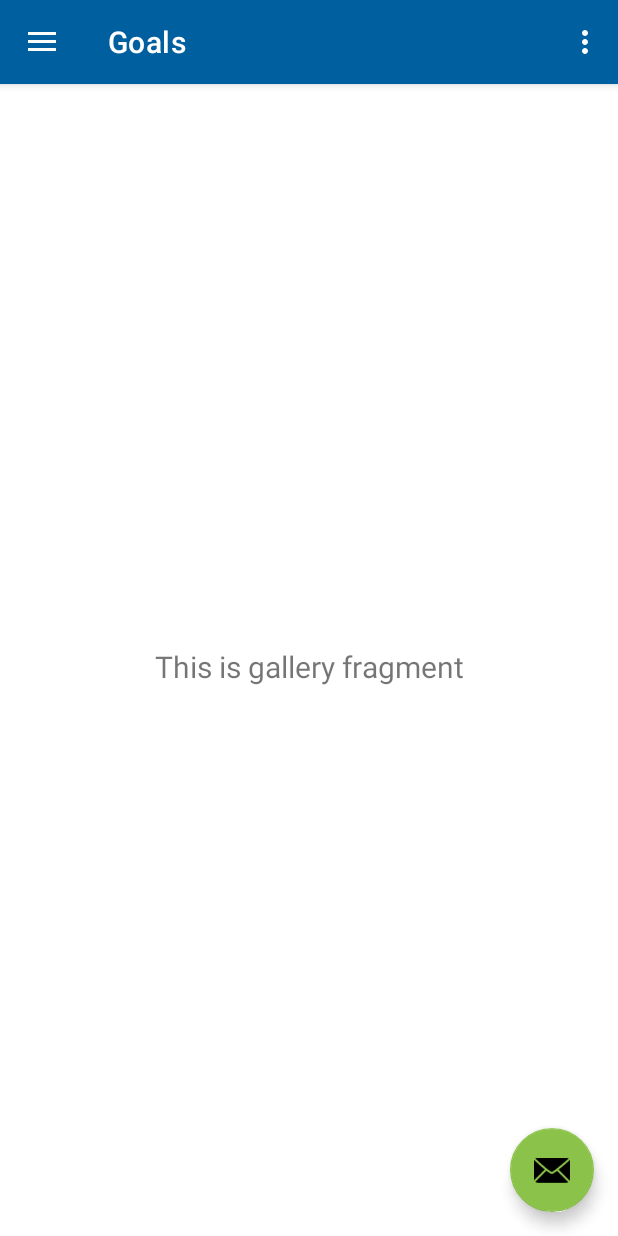
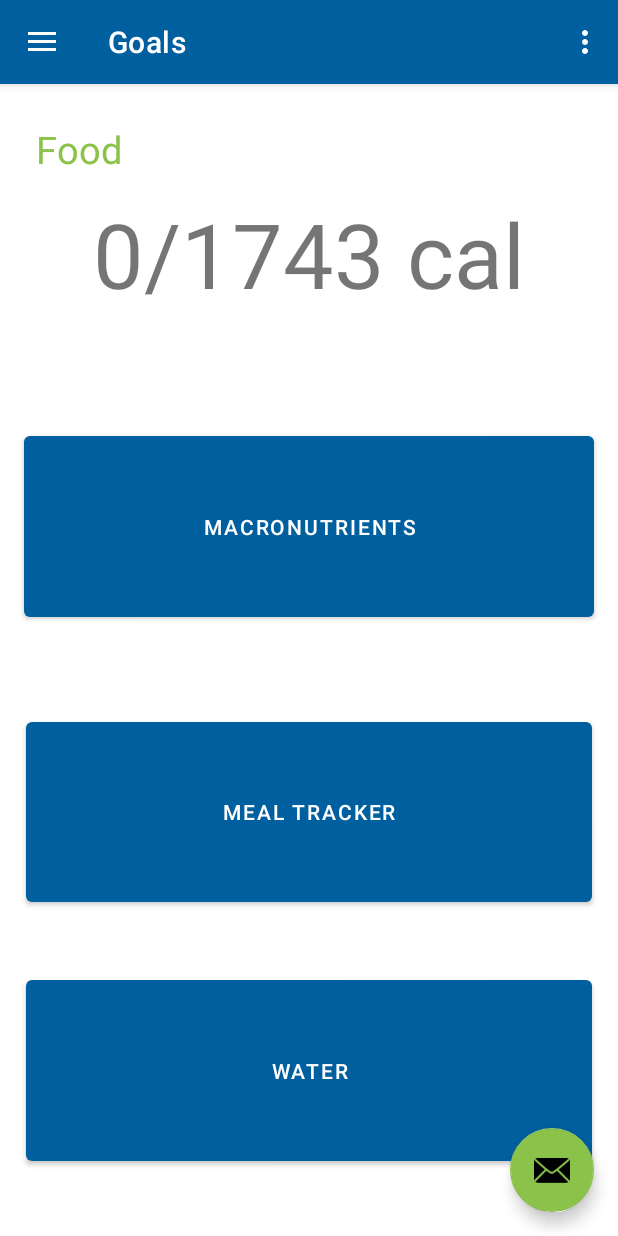
Before and after one commit to Gambelle/Wellness-App, an Android app: the screen it shows after launch (MainActivity), in the side drawer, after a tap on "Goals", on a phone screen of 412 x 824 dp. Run offline under Robolectric (Android 15) with nearby library versions, the phone set to English and light mode, and no system bars; our stand-ins replace navigation-ui.

Commit message:
adds goals button and almost working fragment change onClick Macronutrients

```diff
--- a/app/build.gradle
+++ b/app/build.gradle
@@ -37,6 +37,7 @@ dependencies {
     implementation 'androidx.navigation:navigation-ui:2.3.4'
     implementation 'androidx.lifecycle:lifecycle-livedata-ktx:2.3.1'
     implementation 'androidx.lifecycle:lifecycle-viewmodel-ktx:2.3.1'
+    implementation 'androidx.legacy:legacy-support-v4:1.0.0'
     testImplementation 'junit:junit:4.+'
     androidTestImplementation 'androidx.test.ext:junit:1.1.2'
     androidTestImplementation 'androidx.test.espresso:espresso-core:3.3.0'
--- a/app/src/main/res/drawable/side_nav_bar.xml
+++ b/app/src/main/res/drawable/side_nav_bar.xml
@@ -2,8 +2,8 @@
     android:shape="rectangle">
     <gradient
         android:angle="135"
-        android:centerColor="#009688"
-        android:endColor="#00695C"
-        android:startColor="#4DB6AC"
+        android:centerColor="#349BB5"
+        android:endColor="#1E5A6C"
+        android:startColor="#1E5A6C"
         android:type="linear" />
 </shape>
--- a/app/src/main/res/layout/fragment_gallery.xml
+++ b/app/src/main/res/layout/fragment_gallery.xml
@@ -6,6 +6,17 @@
     android:layout_height="match_parent"
     tools:context=".ui.gallery.GalleryFragment">
 
+    <FrameLayout
+        android:id="@+id/fragment"
+        android:layout_width="0dp"
+        android:layout_height="0dp"
+        app:layout_constraintBottom_toBottomOf="parent"
+        app:layout_constraintEnd_toEndOf="parent"
+        app:layout_constraintStart_toStartOf="parent"
+        app:layout_constraintTop_toTopOf="parent">
+
+    </FrameLayout>
+
     <TextView
         android:id="@+id/text_gallery"
         android:layout_width="match_parent"
@@ -13,10 +24,73 @@
         android:layout_marginStart="8dp"
         android:layout_marginTop="8dp"
         android:layout_marginEnd="8dp"
+        android:layout_marginBottom="75dp"
         android:textAlignment="center"
-        android:textSize="20sp"
+        android:textSize="60sp"
+        app:layout_constraintBottom_toTopOf="@+id/nutrients"
+        app:layout_constraintEnd_toEndOf="parent"
+        app:layout_constraintHorizontal_bias="0.0"
+        app:layout_constraintStart_toStartOf="parent"
+        app:layout_constraintTop_toBottomOf="@+id/Food"
+        app:layout_constraintVertical_bias="0.065" />
+
+    <Button
+        android:id="@+id/nutrients"
+        android:layout_width="0dp"
+        android:layout_height="0dp"
+        android:layout_marginStart="16dp"
+        android:layout_marginEnd="16dp"
+        android:layout_marginBottom="58dp"
+        android:text="Macronutrients"
+        app:layout_constraintBottom_toTopOf="@+id/mealTracker"
+        app:layout_constraintEnd_toEndOf="parent"
+        app:layout_constraintStart_toStartOf="parent"
+        app:layout_constraintTop_toBottomOf="@+id/text_gallery"
+        tools:ignore="MissingConstraints" />
+
+    <Button
+        android:id="@+id/mealTracker"
+        android:layout_width="0dp"
+        android:layout_height="0dp"
+        android:layout_marginStart="17dp"
+        android:layout_marginEnd="17dp"
+        android:layout_marginBottom="40dp"
+        android:text="Meal Tracker"
+        app:layout_constraintBottom_toTopOf="@+id/water"
+        app:layout_constraintEnd_toEndOf="parent"
+        app:layout_constraintStart_toStartOf="parent"
+        app:layout_constraintTop_toBottomOf="@+id/nutrients"
+        tools:ignore="MissingConstraints" />
+
+    <Button
+        android:id="@+id/water"
+        android:layout_width="0dp"
+        android:layout_height="0dp"
+        android:layout_marginStart="17dp"
+        android:layout_marginEnd="17dp"
+        android:layout_marginBottom="44dp"
+        android:text="Water"
         app:layout_constraintBottom_toBottomOf="parent"
         app:layout_constraintEnd_toEndOf="parent"
         app:layout_constraintStart_toStartOf="parent"
-        app:layout_constraintTop_toTopOf="parent" />
+        app:layout_constraintTop_toBottomOf="@+id/mealTracker"
+        tools:ignore="MissingConstraints" />
+
+    <TextView
+        android:id="@+id/Food"
+        android:layout_width="wrap_content"
+        android:layout_height="wrap_content"
+        android:layout_marginStart="24dp"
+        android:layout_marginTop="26dp"
+        android:layout_marginBottom="4dp"
+        android:text="Food"
+        android:textAllCaps="false"
+        android:textColor="#8BC34A"
+        android:textSize="25sp"
+        app:layout_constraintBottom_toTopOf="@+id/text_gallery"
+        app:layout_constraintStart_toStartOf="parent"
+        app:layout_constraintTop_toTopOf="parent"
+        tools:ignore="MissingConstraints" />
+
+
 </androidx.constraintlayout.widget.ConstraintLayout>
--- a/app/src/main/res/values/strings.xml
+++ b/app/src/main/res/values/strings.xml
@@ -9,8 +9,10 @@
 
     <string name="menu_home">Home</string>
     <string name="menu_gallery">Goals</string>
-    <string name="menu_slideshow">Records</string>
+    <string name="menu_slideshow">Achievements</string>
     <string name="title_activity_tab">TabActivity</string>
     <string name="tab_text_1">Fridge</string>
     <string name="tab_text_2">Pantry</string>
+    <!-- TODO: Remove or change this placeholder text -->
+    <string name="hello_blank_fragment">Hello blank fragment</string>
 </resources>
```
Also changed, not shown: app/src/main/java/com/example/test/MainActivity.java (+1 -1 lines), app/src/main/java/com/example/test/ui/gallery/GalleryFragment.java (+14 -0 lines), app/src/main/java/com/example/test/ui/gallery/GalleryViewModel.java (+1 -1 lines), app/src/main/java/com/example/test/ui/gallery/Nutrients.java (added, +22 -0 lines), app/src/main/res/drawable/ic_menu_goals.xml (deleted, +0 -9 lines), app/src/main/res/layout/fragment_nutrients.xml (added, +49 -0 lines).
